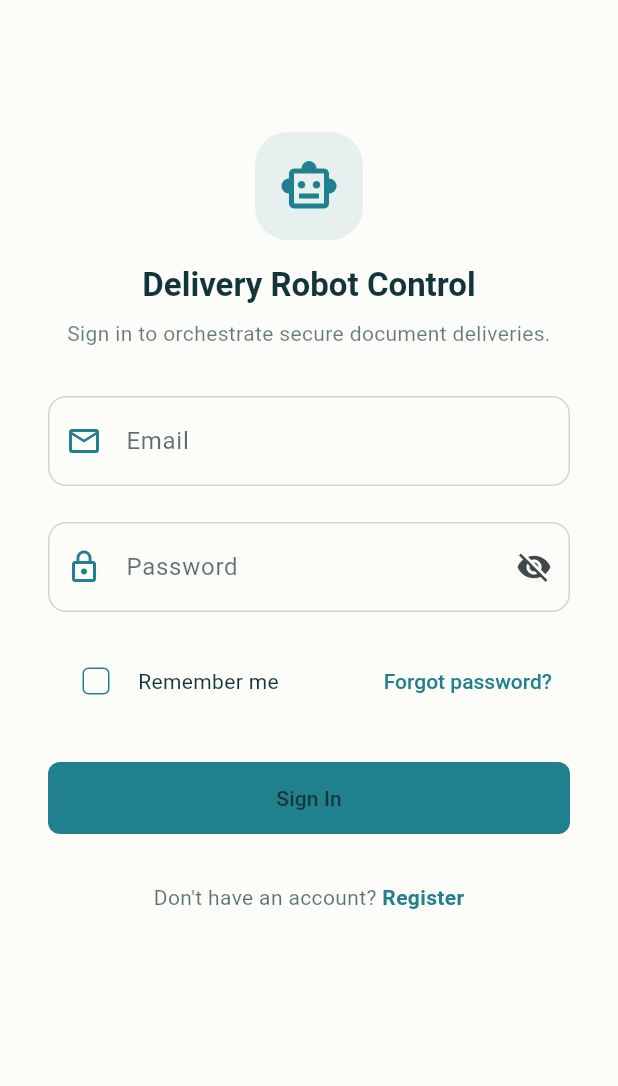
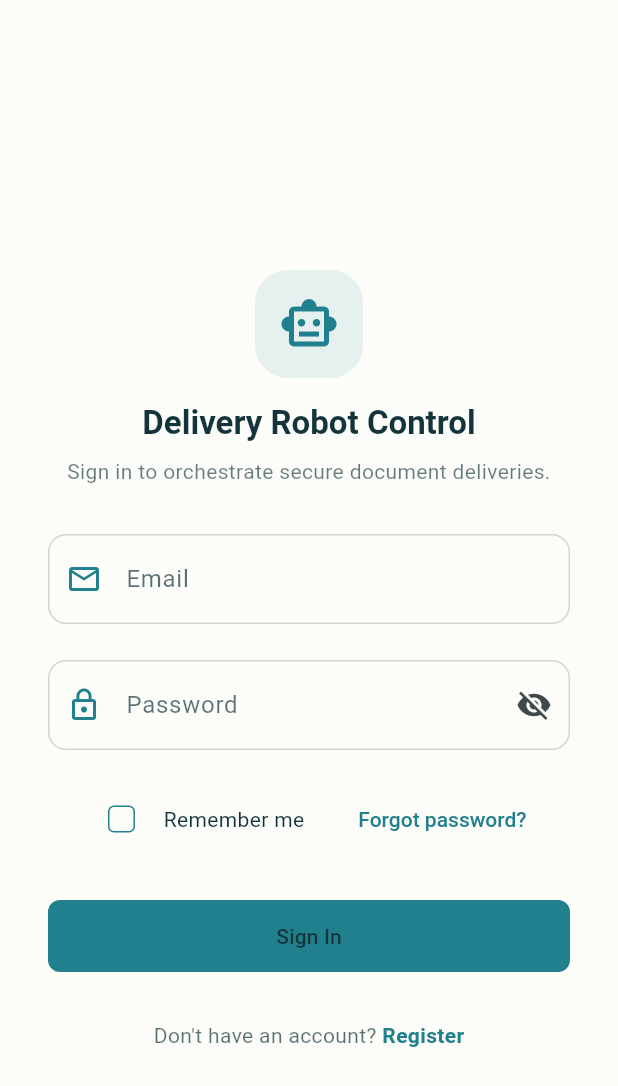
Before and after one commit to Team-SPIGEN/StairDOC-App, a Flutter app: the screen it shows after launch, on a phone screen of 412 x 824 dp. Shown: the top 1086 px of the screen. Run offline on Flutter 3.47's test engine with Material 3 defaults, Android fonts, the phone set to English and light mode, and no system bars; our stand-ins replace bloc, dio, equatable, flutter_bloc, flutter_secure_storage, flutter_tts and 5 more.

Commit message:
feat: Update .gitignore and enhance login screen responsiveness; add UI constants for better layout management

```diff
--- a/apps/mobile/lib/screens/auth/login_screen.dart
+++ b/apps/mobile/lib/screens/auth/login_screen.dart
@@ -50,6 +50,8 @@ class _LoginScreenState extends State<LoginScreen> {
   Widget build(BuildContext context) {
     final theme = Theme.of(context);
     final colorScheme = theme.colorScheme;
+    final screenWidth = MediaQuery.sizeOf(context).width;
+    final isMobile = screenWidth < 600;
 
     return BlocConsumer<AuthBloc, AuthState>(
       listener: (context, state) {
@@ -82,27 +84,35 @@ class _LoginScreenState extends State<LoginScreen> {
           child: Scaffold(
             appBar: AppBar(automaticallyImplyLeading: false),
             body: SafeArea(
+              child: Center(
                 child: SingleChildScrollView(
-                padding: const EdgeInsets.symmetric(
-                  horizontal: Insets.lg,
+                  padding: EdgeInsets.symmetric(
+                    horizontal: isMobile ? Insets.lg : 48,
                     vertical: Insets.lg,
+                  ),
+                  child: ConstrainedBox(
+                    constraints: BoxConstraints(
+                      maxWidth: isMobile ? double.infinity : 450,
                     ),
                     child: Column(
                       crossAxisAlignment: CrossAxisAlignment.start,
+                      mainAxisSize: MainAxisSize.min,
                       children: [
                         Center(
                           child: Column(
                             children: [
                               Container(
-                            width: 72,
-                            height: 72,
+                                width: isMobile ? 72 : 88,
+                                height: isMobile ? 72 : 88,
                                 decoration: BoxDecoration(
-                              color: colorScheme.primary.withValues(alpha: 0.1),
+                                  color: colorScheme.primary.withValues(
+                                    alpha: 0.1,
+                                  ),
                                   borderRadius: BorderRadius.circular(22),
                                 ),
                                 child: Icon(
                                   Icons.smart_toy_outlined,
-                              size: 40,
+                                  size: isMobile ? 40 : 48,
                                   color: colorScheme.primary,
                                 ),
                               ),
@@ -135,7 +145,9 @@ class _LoginScreenState extends State<LoginScreen> {
                               width: double.infinity,
                               padding: const EdgeInsets.all(Insets.sm),
                               decoration: BoxDecoration(
-                            color: colorScheme.error.withValues(alpha: 0.08),
+                                color: colorScheme.error.withValues(
+                                  alpha: 0.08,
+                                ),
                                 borderRadius: CornerRadius.card,
                               ),
                               child: Row(
@@ -149,9 +161,8 @@ class _LoginScreenState extends State<LoginScreen> {
                                   Expanded(
                                     child: Text(
                                       _errorMessage ?? '',
-                                  style: theme.textTheme.bodyMedium?.copyWith(
-                                    color: colorScheme.error,
-                                  ),
+                                      style: theme.textTheme.bodyMedium
+                                          ?.copyWith(color: colorScheme.error),
                                     ),
                                   ),
                                   IconButton(
@@ -195,12 +206,15 @@ class _LoginScreenState extends State<LoginScreen> {
                                 enableObscureToggle: true,
                               ),
                               const SizedBox(height: Insets.sm),
-                          Row(
-                            mainAxisAlignment: MainAxisAlignment.spaceBetween,
+                              Wrap(
+                                alignment: WrapAlignment.spaceBetween,
+                                crossAxisAlignment: WrapCrossAlignment.center,
+                                spacing: Insets.sm,
                                 children: [
                                   InkWell(
-                                onTap: () =>
-                                    setState(() => _rememberMe = !_rememberMe),
+                                    onTap: () => setState(
+                                      () => _rememberMe = !_rememberMe,
+                                    ),
                                     borderRadius: BorderRadius.circular(12),
                                     child: Padding(
                                       padding: const EdgeInsets.symmetric(
@@ -208,11 +222,13 @@ class _LoginScreenState extends State<LoginScreen> {
                                         horizontal: 8,
                                       ),
                                       child: Row(
+                                        mainAxisSize: MainAxisSize.min,
                                         children: [
                                           Checkbox(
                                             value: _rememberMe,
                                             onChanged: (value) => setState(
-                                          () => _rememberMe = value ?? false,
+                                              () =>
+                                                  _rememberMe = value ?? false,
                                             ),
                                           ),
                                           const SizedBox(width: 4),
@@ -225,7 +241,8 @@ class _LoginScreenState extends State<LoginScreen> {
                                     ),
                                   ),
                                   TextButton(
-                                onPressed: () => context.go('/forgot-password'),
+                                    onPressed: () =>
+                                        context.go('/forgot-password'),
                                     child: const Text('Forgot password?'),
                                   ),
                                 ],
@@ -245,7 +262,9 @@ class _LoginScreenState extends State<LoginScreen> {
                             text: TextSpan(
                               text: "Don't have an account? ",
                               style: theme.textTheme.bodyMedium?.copyWith(
-                            color: colorScheme.onSurface.withValues(alpha: 0.7),
+                                color: colorScheme.onSurface.withValues(
+                                  alpha: 0.7,
+                                ),
                               ),
                               children: [
                                 TextSpan(
@@ -266,6 +285,8 @@ class _LoginScreenState extends State<LoginScreen> {
                   ),
                 ),
               ),
+            ),
+          ),
         );
       },
     );
```
Also changed, not shown: apps/mobile/lib/utils/ui_constants.dart (+69 -0 lines), 10 other files. Lines whose indentation alone changed are shown as unchanged.
